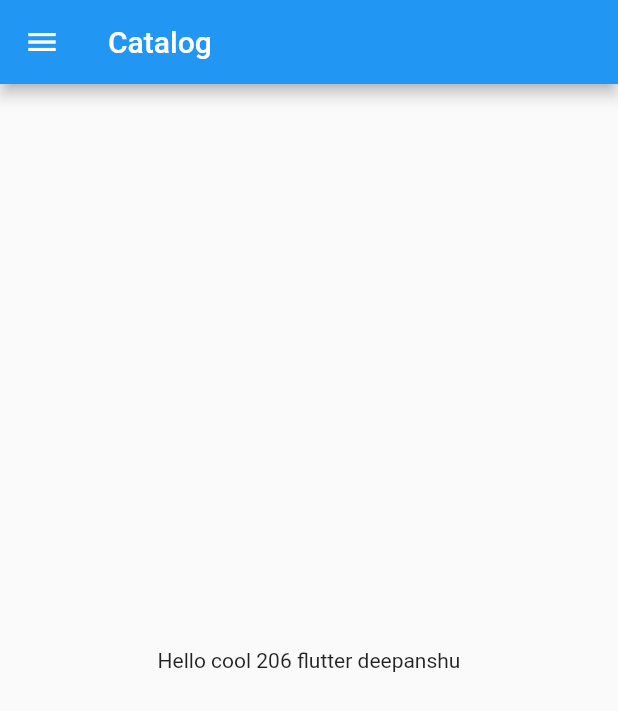
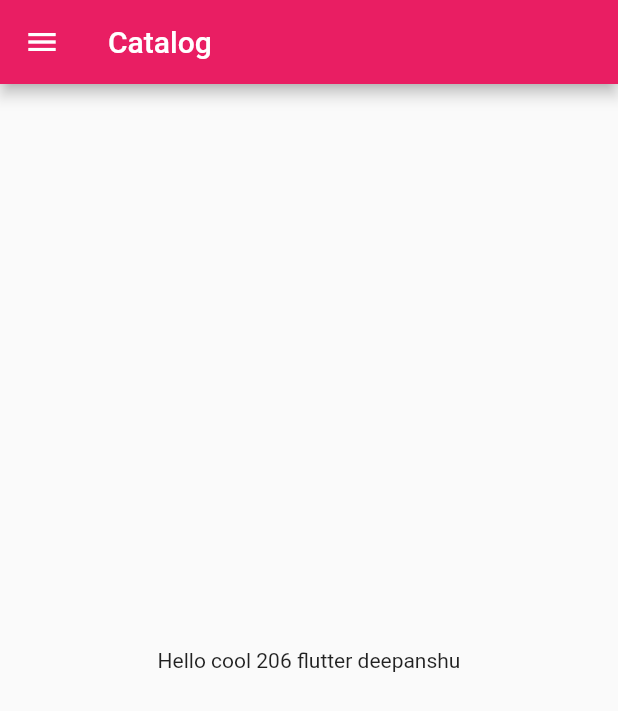
Before and after one commit to techsimple123/FlutterExample, a Flutter app: the screen it shows after launch, on a phone screen of 412 x 824 dp. Shown: the top 711 px of the screen. Run offline on Flutter 3.47's test engine with Material 2 defaults, Android fonts, the phone set to English and light mode, and no system bars.

Commit message:
day 3 completed

```diff
--- a/lib/main.dart
+++ b/lib/main.dart
@@ -1,5 +1,7 @@
+import 'package:flutter/cupertino.dart';
 import 'package:flutter/material.dart';
-import 'package:pineapple_flutter/home_page.dart';
+import 'package:pineapple_flutter/pages/home_page.dart';
+import 'package:pineapple_flutter/pages/login_page.dart';
 
 void main() {
   runApp(myApp());
@@ -13,7 +15,22 @@
 
 
     return MaterialApp(
-      home: HomePage(),
+      //home: HomePage(),
+      themeMode: ThemeMode.light,
+      theme: ThemeData(
+            primaryColor: Colors.pink
+      ),
+      darkTheme: ThemeData(
+                brightness: Brightness.dark,
+                primaryColor: Colors.black26
+      ),
+      initialRoute: "/home",
+      routes: {
+        "/" : (context) => LoginPage(),
+        "/home" : (context) => HomePage(),
+        "/login" :(context) => LoginPage(),
+      },
     );
   }
+
 }
```
Also changed, not shown: lib/pages/login_page.dart (added, +24 -0 lines), lib/pages/home_page.dart (renamed from lib/home_page.dart).
